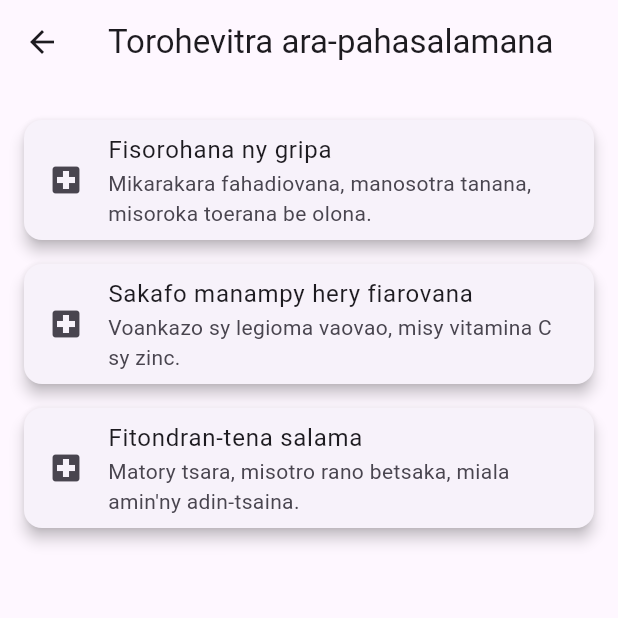
After one commit to Tantelinandrasana/AIDoctor, a Flutter app: the screen it shows after launch, after a tap on "Torohevitra Ara-pahasalamana", on a phone screen of 412 x 824 dp, the top half of it. The commit adds this screen. Run offline on Flutter 3.47's test engine with Material 3 defaults, Android fonts, the phone set to English and light mode, and no system bars.

Commit message:
ajout de page articles_screen pour une suggestion des médicaments

```diff
--- /dev/null
+++ b/aidoc_app/lib/screens/articles_screen.dart
@@ -0,0 +1,45 @@
+import 'package:flutter/material.dart';
+
+class ArticlesScreen extends StatelessWidget {
+  const ArticlesScreen({super.key});
+
+  final List<Map<String, String>> articles = const [
+    {
+      'title': 'Fisorohana ny gripa',
+      'content':
+          'Mikarakara fahadiovana, manosotra tanana, misoroka toerana be olona.',
+    },
+    {
+      'title': 'Sakafo manampy hery fiarovana',
+      'content': 'Voankazo sy legioma vaovao, misy vitamina C sy zinc.',
+    },
+    {
+      'title': 'Fitondran-tena salama',
+      'content':
+          'Matory tsara, misotro rano betsaka, miala amin\'ny adin-tsaina.',
+    },
+  ];
+
+  @override
+  Widget build(BuildContext context) {
+    return Scaffold(
+      appBar: AppBar(title: const Text('Torohevitra ara-pahasalamana')),
+      body: ListView.builder(
+        padding: const EdgeInsets.all(16.0),
+        itemCount: articles.length,
+        itemBuilder: (context, index) {
+          final article = articles[index];
+          return Card(
+            elevation: 4,
+            margin: const EdgeInsets.symmetric(vertical: 8),
+            child: ListTile(
+              title: Text(article['title']!),
+              subtitle: Text(article['content']!),
+              leading: const Icon(Icons.local_hospital),
+            ),
+          );
+        },
+      ),
+    );
+  }
+}
--- a/aidoc_app/lib/screens/home_screen.dart
+++ b/aidoc_app/lib/screens/home_screen.dart
@@ -1,3 +1,4 @@
+import 'package:aidoc_app/screens/articles_screen.dart';
 import 'package:flutter/material.dart';
 import 'symptom_checker_screen.dart';
 import 'chat_assistant_screen.dart';
@@ -41,6 +42,16 @@ class HomeScreen extends StatelessWidget {
                 );
               },
             ),
+            ElevatedButton.icon(
+              icon: const Icon(Icons.article),
+              label: const Text('Torohevitra Ara-pahasalamana'),
+              onPressed: () {
+                Navigator.push(
+                  context,
+                  MaterialPageRoute(builder: (_) => const ArticlesScreen()),
+                );
+              },
+            ),
           ],
         ),
       ),
```
